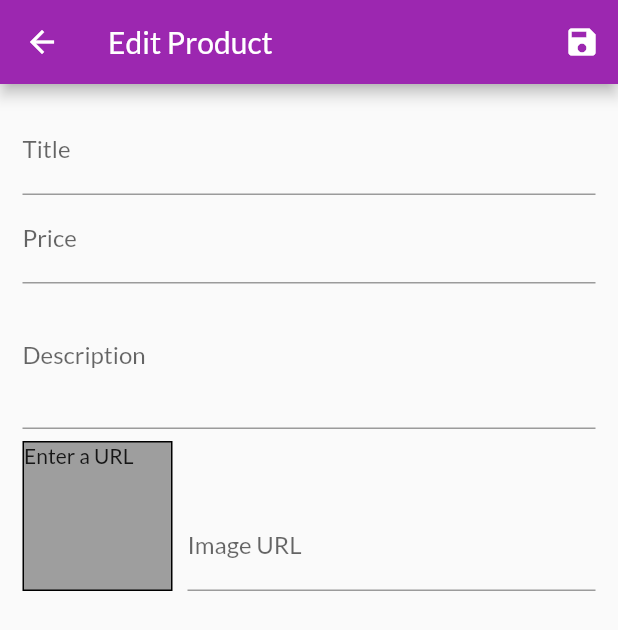
After one commit to aliyev12/ShopApp, a Flutter app: the EditProductScreen screen opened by its route, on a phone screen of 412 x 824 dp. The commit adds this screen. Shown: the top 630 px of the screen. Run offline on Flutter 3.47's test engine with Material 2 defaults, Android fonts, the phone set to English and light mode, and no system bars; our stand-ins replace validators; network calls fail.

Commit message:
Add edit product form

```diff
--- a/lib/main.dart
+++ b/lib/main.dart
@@ -1,4 +1,5 @@
 import 'package:flutter/material.dart';
+import 'package:flutter_complete_guide/screens/user_products_screen.dart';
 import 'package:provider/provider.dart';
 import './screens/products_overview_screen.dart';
 import './screens/product_detail_screen.dart';
@@ -7,6 +8,7 @@ import './providers/cart.dart';
 import './screens/cart_screen.dart';
 import './providers/orders.dart';
 import './screens/orders_screen.dart';
+import './screens/edit_product_screen.dart';
 
 void main() => runApp(MyApp());
 
@@ -37,6 +39,8 @@ class MyApp extends StatelessWidget {
           ProductDetailScreen.routeName: (ctx) => ProductDetailScreen(),
           CartScreen.routeName: (ctx) => CartScreen(),
           OrdersScreen.routeName: (ctx) => OrdersScreen(),
+          UserProductsScreen.routeName: (ctx) => UserProductsScreen(),
+          EditProductScreen.routeName: (ctx) => EditProductScreen(),
         },
       ),
     );
--- /dev/null
+++ b/lib/screens/edit_product_screen.dart
@@ -0,0 +1,177 @@
+import 'package:flutter/material.dart';
+import 'package:flutter_complete_guide/providers/product.dart';
+import 'package:validators/validators.dart';
+
+class EditProductScreen extends StatefulWidget {
+  static String routeName = '/edit-product';
+
+  @override
+  _EditProductScreenState createState() => _EditProductScreenState();
+}
+
+class _EditProductScreenState extends State<EditProductScreen> {
+  final _priceFocusNode = FocusNode();
+  final _descriptionFocusNode = FocusNode();
+  final _imageUrlController = TextEditingController();
+  final _imageUrlFocusNode = FocusNode();
+  final _form = GlobalKey<FormState>();
+  Product _editedProduct = Product(
+    id: null,
+    title: '',
+    price: 0,
+    description: '',
+    imageUrl: '',
+  );
+
+  @override
+  void initState() {
+    _imageUrlFocusNode.addListener(_updateImageUrl);
+    super.initState();
+  }
+
+  @override
+  void dispose() {
+    _imageUrlFocusNode.removeListener(_updateImageUrl);
+    _priceFocusNode.dispose();
+    _descriptionFocusNode.dispose();
+    _imageUrlController.dispose();
+    _imageUrlFocusNode.dispose();
+    super.dispose();
+  }
+
+  void _updateImageUrl() {
+    if (!_imageUrlFocusNode.hasFocus) {
+      setState(() {});
+    }
+  }
+
+  void _saveForm() {
+    _form.currentState.save();
+    print(_editedProduct.title);
+    print(_editedProduct.id);
+    print(_editedProduct.description);
+    print(_editedProduct.imageUrl);
+    print(_editedProduct.price);
+  }
+
+  @override
+  Widget build(BuildContext context) {
+    return Scaffold(
+      appBar: AppBar(
+        title: Text('Edit Product'),
+        actions: [
+          IconButton(
+            icon: Icon(Icons.save),
+            onPressed: _saveForm,
+          )
+        ],
+      ),
+      body: Padding(
+        padding: const EdgeInsets.all(15),
+        child: Form(
+          key: _form,
+          child: SingleChildScrollView(
+            child: Column(
+              children: <Widget>[
+                TextFormField(
+                  decoration: InputDecoration(labelText: 'Title'),
+                  textInputAction: TextInputAction.next,
+                  onFieldSubmitted: (value) {
+                    FocusScope.of(context).requestFocus(_priceFocusNode);
+                  },
+                  onSaved: (value) {
+                    _editedProduct = Product(
+                      id: _editedProduct.id,
+                      title: value,
+                      price: _editedProduct.price,
+                      description: _editedProduct.description,
+                      imageUrl: _editedProduct.imageUrl,
+                    );
+                  },
+                ),
+                TextFormField(
+                  decoration: InputDecoration(labelText: 'Price'),
+                  textInputAction: TextInputAction.next,
+                  keyboardType: TextInputType.number,
+                  focusNode: _priceFocusNode,
+                  onFieldSubmitted: (value) {
+                    FocusScope.of(context).requestFocus(_descriptionFocusNode);
+                  },
+                  onSaved: (value) {
+                    _editedProduct = Product(
+                      id: _editedProduct.id,
+                      title: _editedProduct.title,
+                      price: double.parse(value),
+                      description: _editedProduct.description,
+                      imageUrl: _editedProduct.imageUrl,
+                    );
+                  },
+                ),
+                TextFormField(
+                  decoration: InputDecoration(labelText: 'Description'),
+                  maxLines: 3,
+                  keyboardType: TextInputType.multiline,
+                  focusNode: _descriptionFocusNode,
+                  onSaved: (value) {
+                    _editedProduct = Product(
+                      id: _editedProduct.id,
+                      title: _editedProduct.title,
+                      price: _editedProduct.price,
+                      description: value,
+                      imageUrl: _editedProduct.imageUrl,
+                    );
+                  },
+                ),
+                Row(
+                  crossAxisAlignment: CrossAxisAlignment.end,
+                  children: <Widget>[
+                    Container(
+                      width: 100,
+                      height: 100,
+                      margin: EdgeInsets.only(top: 8, right: 10),
+                      decoration: BoxDecoration(
+                        border: Border.all(width: 1),
+                        color: Colors.grey,
+                      ),
+                      child: _imageUrlController.text.isEmpty ||
+                              !isURL(_imageUrlController.text)
+                          ? Text('Enter a URL')
+                          : FittedBox(
+                              child: Image.network(_imageUrlController.text),
+                              fit: BoxFit.cover,
+                            ),
+                    ),
+                    Expanded(
+                      child: TextFormField(
+                        decoration: InputDecoration(labelText: 'Image URL'),
+                        keyboardType: TextInputType.url,
+                        textInputAction: TextInputAction.done,
+                        controller: _imageUrlController,
+                        focusNode: _imageUrlFocusNode,
+                        onFieldSubmitted: (value) {
+                          _saveForm();
+                        },
+                        onEditingComplete: () {
+                          setState(() {});
+                        },
+                        onSaved: (value) {
+                          _editedProduct = Product(
+                            id: _editedProduct.id,
+                            title: _editedProduct.title,
+                            price: _editedProduct.price,
+                            description: _editedProduct.description,
+                            imageUrl: value,
+                          );
+                        },
+                      ),
+                    )
+                  ],
+                ),
+              ],
+            ),
+          ),
+        ),
+      ),
+    );
+  }
+}
--- a/lib/widgets/app_drawer.dart
+++ b/lib/widgets/app_drawer.dart
@@ -1,4 +1,5 @@
 import 'package:flutter/material.dart';
+import 'package:flutter_complete_guide/screens/user_products_screen.dart';
 import '../screens/orders_screen.dart';
 
 class AppDrawer extends StatelessWidget {
@@ -28,6 +29,15 @@ class AppDrawer extends StatelessWidget {
                   .pushReplacementNamed(OrdersScreen.routeName);
             },
           ),
+          Divider(),
+          ListTile(
+            leading: Icon(Icons.edit),
+            title: Text('Manage Products'),
+            onTap: () {
+              Navigator.of(context)
+                  .pushReplacementNamed(UserProductsScreen.routeName);
+            },
+          ),
         ],
       ),
     );
--- a/pubspec.yaml
+++ b/pubspec.yaml
@@ -21,6 +21,7 @@ dependencies:
     sdk: flutter
   provider: ^4.3.2+3
   intl: ^0.16.1
+  validators: ^2.0.1
 
   # The following adds the Cupertino Icons font to your application.
   # Use with the CupertinoIcons class for iOS style icons.
@@ -62,8 +63,8 @@ flutter:
         - asset: assets/fonts/Anton-Regular.ttf
     - family: Lato
       fonts:
-        - asset: assets/fonts/Lato_Regular.ttf
-        - asset: assets/fonts/Lato_Bold.ttf
+        - asset: assets/fonts/Lato-Regular.ttf
+        - asset: assets/fonts/Lato-Bold.ttf
           weight: 700
   #
   # For details regarding fonts from package dependencies,
```
Also changed, not shown: lib/screens/user_products_screen.dart (added, +47 -0 lines), lib/widgets/cart_item.dart (+23 -0 lines), lib/widgets/user_product_item.dart (added, +38 -0 lines), pubspec.lock.
